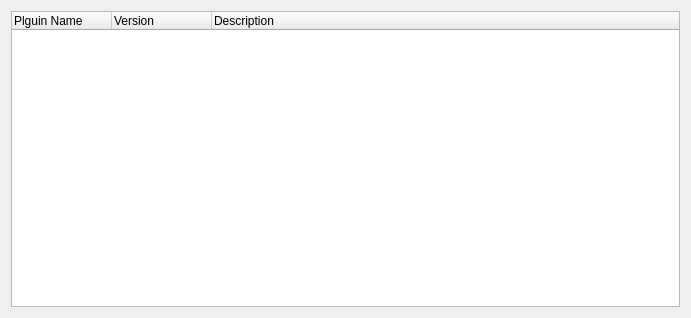
Above: src/options/qompoptionsplugins.ui from qomp/qomp before the change. Below: the same form after it.
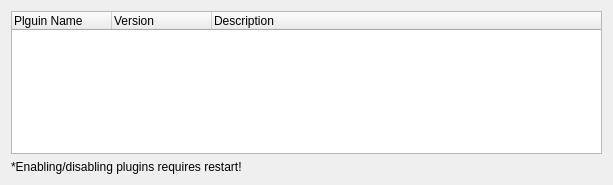
That is the form after the change.

Commit message: some improvements for enbling/disabling plugins

Diff of the .ui file:
```diff
--- a/src/options/qompoptionsplugins.ui
+++ b/src/options/qompoptionsplugins.ui
@@ -6,8 +6,8 @@
    <rect>
     <x>0</x>
     <y>0</y>
-    <width>691</width>
-    <height>318</height>
+    <width>613</width>
+    <height>185</height>
    </rect>
   </property>
   <property name="windowTitle">
@@ -39,6 +39,13 @@
      </column>
     </widget>
    </item>
+   <item>
+    <widget class="QLabel" name="label">
+     <property name="text">
+      <string>*Enabling/disabling plugins requires restart!</string>
+     </property>
+    </widget>
+   </item>
   </layout>
  </widget>
  <resources/>
```
The commit also changes 10 other files.
